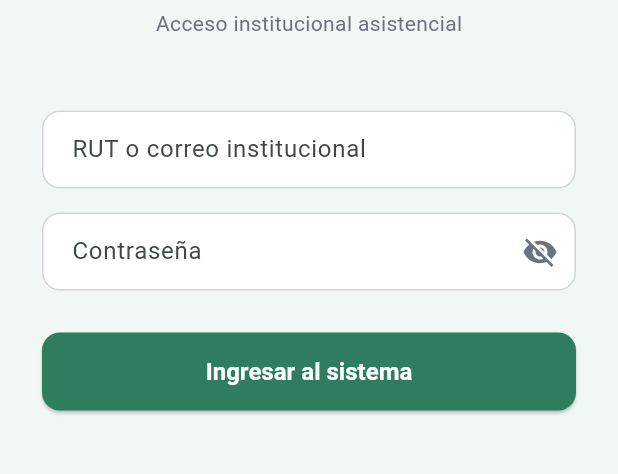
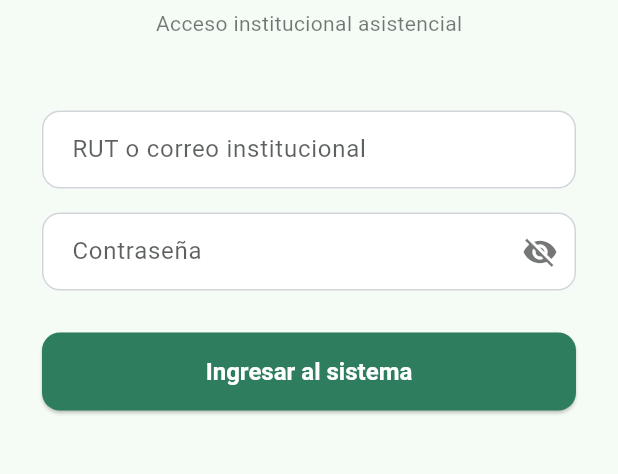
Before and after one commit to MonarcShadow/carer-record, a Flutter app: the screen it shows after launch, on a phone screen of 412 x 824 dp, the part 302-776 px from its top. Run offline on Flutter 3.47's test engine with Material 3 defaults, Android fonts, the phone set to English and light mode, and no system bars; our stand-ins replace dio, local_auth, permission_handler, shared_preferences; missing offline and left inert: record, sherpa_onnx.

Commit message:
feat: implementar gestión de temas con soporte para modo oscuro y refactorizar configuración de temas

```diff
--- a/app/lib/core/config.dart
+++ b/app/lib/core/config.dart
@@ -1,6 +1,6 @@
 class AppConfig {
   static const String baseUrl =
-      'https://kijiji-roller-downloaded-gibson.trycloudflare.com';
+      'https://audit-superior-const-pull.trycloudflare.com';
 
   // Cuando llegue eu.org, solo cambia esta línea:
   // static const String baseUrl = 'https://api.carer-record.eu.org';
--- a/app/lib/core/theme.dart
+++ /dev/null
@@ -1,62 +0,0 @@
-import 'package:flutter/material.dart';
-
-class AppTheme {
-  static const Color primary = Color(0xFF2E7D5E);
-  static const Color primaryLight = Color(0xFF4CAF82);
-  static const Color background = Color(0xFFF0F7F4);
-  static const Color surface = Colors.white;
-  static const Color textPrimary = Color(0xFF1A1A1A);
-  static const Color textSecondary = Color(0xFF6B7280);
-
-  static ThemeData get light => ThemeData(
-        useMaterial3: true,
-        colorScheme: ColorScheme.fromSeed(
-          seedColor: primary,
-          brightness: Brightness.light,
-        ),
-        scaffoldBackgroundColor: background,
-        appBarTheme: const AppBarTheme(
-          backgroundColor: primary,
-          foregroundColor: Colors.white,
-          elevation: 0,
-        ),
-        cardTheme: CardThemeData(
-          elevation: 2,
-          shape: RoundedRectangleBorder(
-            borderRadius: BorderRadius.circular(12),
-          ),
-        ),
-        inputDecorationTheme: InputDecorationTheme(
-          border: OutlineInputBorder(
-            borderRadius: BorderRadius.circular(12),
-            borderSide: const BorderSide(color: Color(0xFFD1D5DB)),
-          ),
-          enabledBorder: OutlineInputBorder(
-            borderRadius: BorderRadius.circular(12),
-            borderSide: const BorderSide(color: Color(0xFFD1D5DB)),
-          ),
-          focusedBorder: OutlineInputBorder(
-            borderRadius: BorderRadius.circular(12),
-            borderSide: const BorderSide(color: primary, width: 2),
-          ),
-          filled: true,
-          fillColor: Colors.white,
-          contentPadding:
-              const EdgeInsets.symmetric(horizontal: 16, vertical: 14),
-        ),
-        elevatedButtonTheme: ElevatedButtonThemeData(
-          style: ElevatedButton.styleFrom(
-            backgroundColor: primary,
-            foregroundColor: Colors.white,
-            minimumSize: const Size(double.infinity, 52),
-            shape: RoundedRectangleBorder(
-              borderRadius: BorderRadius.circular(12),
-            ),
-            textStyle: const TextStyle(
-              fontSize: 16,
-              fontWeight: FontWeight.w600,
-            ),
-          ),
-        ),
-      );
-}
--- /dev/null
+++ b/app/lib/core/theme/theme.dart
@@ -0,0 +1,115 @@
+import 'package:flutter/material.dart';
+
+class AppTheme {
+  static const Color primary      = Color(0xFF2E7D5E);
+  static const Color primaryLight = Color(0xFF4CAF82);
+  static const Color background   = Color(0xFFF0F7F4);
+  static const Color surface      = Colors.white;
+  static const Color textPrimary  = Color(0xFF1A1A1A);
+  static const Color textSecondary = Color(0xFF6B7280);
+
+  // Colores modo oscuro
+  static const Color darkBackground   = Color(0xFF121212);
+  static const Color darkSurface      = Color(0xFF1E1E1E);
+  static const Color darkCard         = Color(0xFF2C2C2C);
+  static const Color darkTextPrimary  = Color(0xFFE8E8E8);
+  static const Color darkTextSecondary = Color(0xFF9CA3AF);
+
+  static ThemeData get light => ThemeData(
+        useMaterial3: true,
+        colorScheme: ColorScheme.fromSeed(
+          seedColor: primary,
+          brightness: Brightness.light,
+        ),
+        scaffoldBackgroundColor: background,
+        appBarTheme: const AppBarTheme(
+          backgroundColor: primary,
+          foregroundColor: Colors.white,
+          elevation: 0,
+        ),
+        cardTheme: CardThemeData(
+          elevation: 2,
+          color: surface,
+          shape: RoundedRectangleBorder(
+              borderRadius: BorderRadius.circular(12)),
+        ),
+        inputDecorationTheme: InputDecorationTheme(
+          border: OutlineInputBorder(
+            borderRadius: BorderRadius.circular(12),
+            borderSide: const BorderSide(color: Color(0xFFD1D5DB)),
+          ),
+          enabledBorder: OutlineInputBorder(
+            borderRadius: BorderRadius.circular(12),
+            borderSide: const BorderSide(color: Color(0xFFD1D5DB)),
+          ),
+          focusedBorder: OutlineInputBorder(
+            borderRadius: BorderRadius.circular(12),
+            borderSide: const BorderSide(color: primary, width: 2),
+          ),
+          filled: true,
+          fillColor: Colors.white,
+          contentPadding:
+              const EdgeInsets.symmetric(horizontal: 16, vertical: 14),
+        ),
+        elevatedButtonTheme: ElevatedButtonThemeData(
+          style: ElevatedButton.styleFrom(
+            backgroundColor: primary,
+            foregroundColor: Colors.white,
+            minimumSize: const Size(double.infinity, 52),
+            shape: RoundedRectangleBorder(
+                borderRadius: BorderRadius.circular(12)),
+            textStyle: const TextStyle(
+                fontSize: 16, fontWeight: FontWeight.w600),
+          ),
+        ),
+      );
+
+  static ThemeData get dark => ThemeData(
+        useMaterial3: true,
+        colorScheme: ColorScheme.fromSeed(
+          seedColor: primary,
+          brightness: Brightness.dark,
+        ),
+        scaffoldBackgroundColor: darkBackground,
+        appBarTheme: const AppBarTheme(
+          backgroundColor: Color(0xFF1A2E25),
+          foregroundColor: Colors.white,
+          elevation: 0,
+        ),
+        cardTheme: CardThemeData(
+          elevation: 2,
+          color: darkCard,
+          shape: RoundedRectangleBorder(
+              borderRadius: BorderRadius.circular(12)),
+        ),
+        inputDecorationTheme: InputDecorationTheme(
+          border: OutlineInputBorder(
+            borderRadius: BorderRadius.circular(12),
+            borderSide: const BorderSide(color: Color(0xFF374151)),
+          ),
+          enabledBorder: OutlineInputBorder(
+            borderRadius: BorderRadius.circular(12),
+            borderSide: const BorderSide(color: Color(0xFF374151)),
+          ),
+          focusedBorder: OutlineInputBorder(
+            borderRadius: BorderRadius.circular(12),
+            borderSide: const BorderSide(color: primary, width: 2),
+          ),
+          filled: true,
+          fillColor: darkSurface,
+          contentPadding:
+              const EdgeInsets.symmetric(horizontal: 16, vertical: 14),
+        ),
+        elevatedButtonTheme: ElevatedButtonThemeData(
+          style: ElevatedButton.styleFrom(
+            backgroundColor: primary,
+            foregroundColor: Colors.white,
+            minimumSize: const Size(double.infinity, 52),
+            shape: RoundedRectangleBorder(
+                borderRadius: BorderRadius.circular(12)),
+            textStyle: const TextStyle(
+                fontSize: 16, fontWeight: FontWeight.w600),
+          ),
+        ),
+      );
+}
--- /dev/null
+++ b/app/lib/core/theme/theme_provider.dart
@@ -0,0 +1,32 @@
+import 'package:flutter/material.dart';
+import 'package:shared_preferences/shared_preferences.dart';
+
+class ThemeProvider extends ChangeNotifier {
+  bool _isDark = false;
+  bool get isDark => _isDark;
+
+  ThemeProvider() {
+    _loadFromPrefs();
+  }
+
+  Future<void> _loadFromPrefs() async {
+    final prefs = await SharedPreferences.getInstance();
+    _isDark = prefs.getBool('dark_mode') ?? false;
+    notifyListeners();
+  }
+
+  Future<void> toggle() async {
+    _isDark = !_isDark;
+    final prefs = await SharedPreferences.getInstance();
+    await prefs.setBool('dark_mode', _isDark);
+    notifyListeners();
+  }
+
+  Future<void> setDark(bool value) async {
+    if (_isDark == value) return;
+    _isDark = value;
+    final prefs = await SharedPreferences.getInstance();
+    await prefs.setBool('dark_mode', _isDark);
+    notifyListeners();
+  }
+}
--- a/app/lib/data/local/auth_preferences.dart
+++ b/app/lib/data/local/auth_preferences.dart
@@ -2,7 +2,6 @@ import 'package:shared_preferences/shared_preferences.dart';
 
 class AuthPreferences {
   static const _keyBiometric = 'biometric_enabled';
-  static const _keyDarkMode = 'dark_mode';
   static const _keyToken = 'auth_token';
   static const _keyUserName = 'user_name';
   static const _keyUserRole = 'user_role';
@@ -48,14 +47,4 @@ class AuthPreferences {
     final prefs = await SharedPreferences.getInstance();
     await prefs.setBool(_keyBiometric, value);
   }
-
-  static Future<bool> getDarkMode() async {
-    final prefs = await SharedPreferences.getInstance();
-    return prefs.getBool(_keyDarkMode) ?? false;
-  }
-
-  static Future<void> setDarkMode(bool value) async {
-    final prefs = await SharedPreferences.getInstance();
-    await prefs.setBool(_keyDarkMode, value);
-  }
 }
--- a/app/lib/main.dart
+++ b/app/lib/main.dart
@@ -1,9 +1,16 @@
 import 'package:flutter/material.dart';
-import 'core/theme.dart';
+import 'package:provider/provider.dart';
+import 'core/theme/theme.dart';
+import 'core/theme/theme_provider.dart';
 import 'presentation/auth/login_screen.dart';
 
 void main() {
-  runApp(const CarerRecordApp());
+  runApp(
+    ChangeNotifierProvider(
+      create: (_) => ThemeProvider(),
+      child: const CarerRecordApp(),
+    ),
+  );
 }
 
 class CarerRecordApp extends StatelessWidget {
@@ -11,10 +18,13 @@ class CarerRecordApp extends StatelessWidget {
 
   @override
   Widget build(BuildContext context) {
+    final themeProvider = context.watch<ThemeProvider>();
     return MaterialApp(
       title: 'Carer Record',
       debugShowCheckedModeBanner: false,
-      theme: AppTheme.light,
+      theme:      AppTheme.light,
+      darkTheme:  AppTheme.dark,
+      themeMode:  themeProvider.isDark ? ThemeMode.dark : ThemeMode.light,
       home: const LoginScreen(),
     );
   }
--- a/app/lib/presentation/admin/user_form_screen.dart
+++ b/app/lib/presentation/admin/user_form_screen.dart
@@ -1,5 +1,5 @@
 import 'package:flutter/material.dart';
-import '../../core/theme.dart';
+import '../../core/theme/theme.dart';
 import '../../data/remote/users_service.dart';
 
 class UserFormScreen extends StatefulWidget {
@@ -141,7 +141,7 @@ class _UserFormScreenState extends State<UserFormScreen> {
               DropdownButtonFormField<String>(
                 initialValue: _selectedRole,
                 decoration: const InputDecoration(
-                  labelText: 'Rol',
+                  //labelText: 'Rol',
                   prefixIcon: Icon(Icons.work),
                 ),
                 items: _roles.map((role) => DropdownMenuItem(
--- a/app/lib/presentation/admin/users_screen.dart
+++ b/app/lib/presentation/admin/users_screen.dart
@@ -1,5 +1,5 @@
 import 'package:flutter/material.dart';
-import '../../core/theme.dart';
+import '../../core/theme/theme.dart';
 import '../../data/remote/users_service.dart';
 import 'user_form_screen.dart';
 
--- a/app/lib/presentation/auth/home_screen.dart
+++ b/app/lib/presentation/auth/home_screen.dart
@@ -1,7 +1,7 @@
 import 'package:flutter/material.dart';
 import '../admin/users_screen.dart';
 import '../admin/user_form_screen.dart';
-import '../../core/theme.dart';
+import '../../core/theme/theme.dart';
 import '../../data/remote/dto/auth_dto.dart';
 import '../widgets/app_drawer.dart';
 
--- a/app/lib/presentation/auth/login_screen.dart
+++ b/app/lib/presentation/auth/login_screen.dart
@@ -1,6 +1,6 @@
 import 'package:flutter/material.dart';
 import 'package:local_auth/local_auth.dart';
-import '../../core/theme.dart';
+import '../../core/theme/theme.dart';
 import '../../data/remote/auth_service.dart';
 import '../../data/remote/dto/auth_dto.dart';
 import '../../data/local/auth_preferences.dart';
@@ -144,8 +144,12 @@ class _LoginScreenState extends State<LoginScreen> {
 
   @override
   Widget build(BuildContext context) {
+    // Obtenemos el esquema de colores dinámico basado en el modo actual
+    final colorScheme = Theme.of(context).colorScheme;
+
     return Scaffold(
-      backgroundColor: AppTheme.background,
+      // Usamos el color de fondo dinámico en lugar de AppTheme.background fijo
+      backgroundColor: colorScheme.surface,
       body: SafeArea(
         child: SingleChildScrollView(
           padding: const EdgeInsets.symmetric(horizontal: 28, vertical: 48),
@@ -159,14 +163,14 @@ class _LoginScreenState extends State<LoginScreen> {
                   width: 72,
                   height: 72,
                   decoration: BoxDecoration(
-                    color: AppTheme.primary,
+                    color: AppTheme.primary, // Mantenemos el verde primario
                     borderRadius: BorderRadius.circular(18),
                   ),
                   child: const Center(
                     child: Text(
                       'CR',
                       style: TextStyle(
-                        color: Colors.white,
+                        color: Colors.white, // Blanco fijo sobre fondo primario siempre se ve bien
                         fontSize: 26,
                         fontWeight: FontWeight.bold,
                         letterSpacing: 1,
@@ -175,26 +179,36 @@ class _LoginScreenState extends State<LoginScreen> {
                   ),
                 ),
                 const SizedBox(height: 20),
-                const Text(
+                Text(
                   'Carer-Record',
                   style: TextStyle(
                     fontSize: 26,
                     fontWeight: FontWeight.bold,
-                    color: AppTheme.textPrimary,
+                    // Usamos color dinámico para el texto principal
+                    color: colorScheme.onSurface,
                   ),
                 ),
                 const SizedBox(height: 6),
-                const Text(
+                Text(
                   'Acceso institucional asistencial',
-                  style: TextStyle(fontSize: 14, color: AppTheme.textSecondary),
+                  style: TextStyle(
+                    fontSize: 14,
+                    // Usamos un color con menos opacidad para texto secundario en modo dinámico
+                    color: colorScheme.onSurface.withValues(alpha: 0.6)
+                  ),
                 ),
                 const SizedBox(height: 48),
                 TextFormField(
                   controller: _identifierController,
                   keyboardType: TextInputType.text,
-                  decoration: const InputDecoration(
+                  // El color del texto ingresado debe adaptarse al tema
+                  style: TextStyle(color: colorScheme.onSurface),
+                  decoration: InputDecoration(
                     labelText: 'RUT o correo institucional',
                     hintText: '12.345.678-9',
+                    // Asegurar que los hint y label se adapten
+                    labelStyle: TextStyle(color: colorScheme.onSurface.withValues(alpha: 0.7)),
+                    hintStyle: TextStyle(color: colorScheme.onSurface.withValues(alpha: 0.4)),
                   ),
                   validator: (v) =>
                       v == null || v.isEmpty ? 'Ingresa tu RUT o correo' : null,
@@ -203,14 +217,16 @@ class _LoginScreenState extends State<LoginScreen> {
                 TextFormField(
                   controller: _passwordController,
                   obscureText: _obscurePassword,
+                  style: TextStyle(color: colorScheme.onSurface),
                   decoration: InputDecoration(
                     labelText: 'Contraseña',
+                    labelStyle: TextStyle(color: colorScheme.onSurface.withValues(alpha: 0.7)),
                     suffixIcon: IconButton(
                       icon: Icon(
                         _obscurePassword
                             ? Icons.visibility_off
                             : Icons.visibility,
-                        color: AppTheme.textSecondary,
+                        color: colorScheme.onSurface.withValues(alpha: 0.6),
                       ),
                       onPressed: () =>
                           setState(() => _obscurePassword = !_obscurePassword),
@@ -230,11 +246,11 @@ class _LoginScreenState extends State<LoginScreen> {
                 if (_hasSession)
                   TextButton.icon(
                     onPressed: _tryBiometricLogin,
-                    icon: const Icon(Icons.fingerprint,
-                        color: AppTheme.textSecondary),
-                    label: const Text(
+                    icon: Icon(Icons.fingerprint,
+                        color: colorScheme.onSurface.withValues(alpha: 0.6)),
+                    label: Text(
                       'Acceso biométrico disponible',
-                      style: TextStyle(color: AppTheme.textSecondary),
+                      style: TextStyle(color: colorScheme.onSurface.withValues(alpha: 0.6)),
                     ),
                   ),
               ],
--- a/app/lib/presentation/patients/doctor_screen.dart
+++ b/app/lib/presentation/patients/doctor_screen.dart
@@ -1,5 +1,5 @@
 import 'package:flutter/material.dart';
-import '../../core/theme.dart';
+import '../../core/theme/theme.dart';
 import '../../data/remote/dto/auth_dto.dart';
 import '../widgets/app_drawer.dart';
 
--- a/app/lib/presentation/patients/nurse_screen.dart
+++ b/app/lib/presentation/patients/nurse_screen.dart
@@ -1,5 +1,5 @@
 import 'package:flutter/material.dart';
-import '../../core/theme.dart';
+import '../../core/theme/theme.dart';
 import '../../data/remote/dto/auth_dto.dart';
 import '../widgets/app_drawer.dart';
 
--- a/app/lib/presentation/patients/tech_screen.dart
+++ b/app/lib/presentation/patients/tech_screen.dart
@@ -1,5 +1,5 @@
 import 'package:flutter/material.dart';
-import '../../core/theme.dart';
+import '../../core/theme/theme.dart';
 import '../../data/remote/dto/auth_dto.dart';
 import '../widgets/app_drawer.dart';
 
--- a/app/lib/presentation/settings/ai_settings_screen.dart
+++ b/app/lib/presentation/settings/ai_settings_screen.dart
@@ -4,7 +4,7 @@ import 'package:flutter/foundation.dart';
 import 'package:archive/archive_io.dart';
 import 'package:flutter/material.dart';
 import 'package:dio/dio.dart';
-import '../../core/theme.dart';
+import '../../core/theme/theme.dart';
 import 'package:permission_handler/permission_handler.dart';
 import '../../data/services/whisper_service.dart';
 import 'dart:io';
--- a/app/lib/presentation/widgets/app_drawer.dart
+++ b/app/lib/presentation/widgets/app_drawer.dart
@@ -1,11 +1,12 @@
 import 'package:flutter/material.dart';
 import 'package:local_auth/local_auth.dart';
-import '../../core/theme.dart';
+import '../../core/theme/theme.dart';
 import '../../data/local/auth_preferences.dart';
 import '../../data/remote/dto/auth_dto.dart';
 import '../auth/login_screen.dart';
 import '../settings/ai_settings_screen.dart';
-
+import 'package:provider/provider.dart';
+import '../../core/theme/theme_provider.dart';
 
 class AppDrawer extends StatefulWidget {
   final LoginResponseDto user;
@@ -19,7 +20,6 @@ class AppDrawer extends StatefulWidget {
 class _AppDrawerState extends State<AppDrawer> {
   final LocalAuthentication _localAuth = LocalAuthentication();
   bool _biometricEnabled = false;
-  bool _darkMode         = false;
   bool _hasBiometrics    = false;
 
   @override
@@ -31,10 +31,8 @@ class _AppDrawerState extends State<AppDrawer> {
 
   Future<void> _loadPreferences() async {
     final biometric = await AuthPreferences.getBiometric();
-    final darkMode  = await AuthPreferences.getDarkMode();
     setState(() {
       _biometricEnabled = biometric;
-      _darkMode         = darkMode;
     });
   }
 
@@ -165,17 +163,18 @@ class _AppDrawerState extends State<AppDrawer> {
             const Divider(indent: 16, endIndent: 16),
 
             // Modo oscuro
-            ListTile(
-              leading: const Icon(Icons.dark_mode, color: AppTheme.primary),
-              title: const Text('Modo oscuro'),
-              subtitle: const Text('Próximamente', style: TextStyle(fontSize: 12)),
-              trailing: Switch(
-                value: _darkMode,
-                activeThumbColor: AppTheme.primary,
-                onChanged: (value) async {
-                  await AuthPreferences.setDarkMode(value);
-                  setState(() => _darkMode = value);
-                },
+            Consumer<ThemeProvider>(
+              builder: (context, themeProvider, _) => ListTile(
+                leading: Icon(
+                  themeProvider.isDark ? Icons.light_mode : Icons.dark_mode,
+                  color: AppTheme.primary,
+                ),
+                title: const Text('Modo oscuro'),
+                trailing: Switch(
+                  value: themeProvider.isDark,
+                  activeThumbColor: AppTheme.primary,
+                  onChanged: (_) => themeProvider.toggle(),
+                ),
               ),
             ),
 
--- a/app/pubspec.yaml
+++ b/app/pubspec.yaml
@@ -39,6 +39,7 @@ dependencies:
   sherpa_onnx: ^1.10.29
   record: ^7.1.1
   permission_handler: ^11.3.0
+  provider: ^6.1.0
   # The following adds the Cupertino Icons font to your application.
   # Use with the CupertinoIcons class for iOS style icons.
   cupertino_icons: ^1.0.8
```
Also changed, not shown: app/pubspec.lock. Lines whose indentation alone changed are shown as unchanged.
